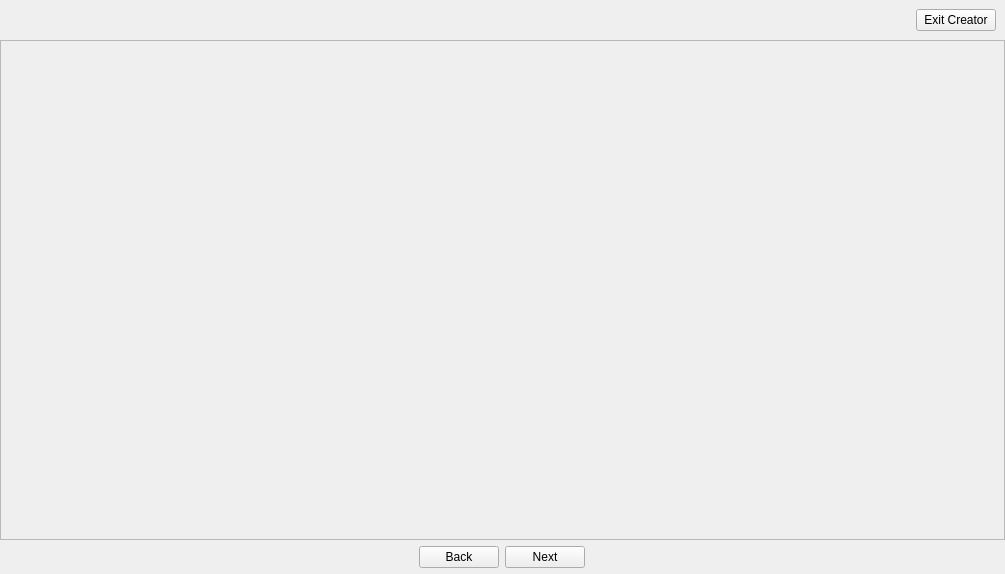
Qt form howdyCoder/ui/qtUiFiles/createWidget.ui (rmallow/howdyCoder) before a commit.
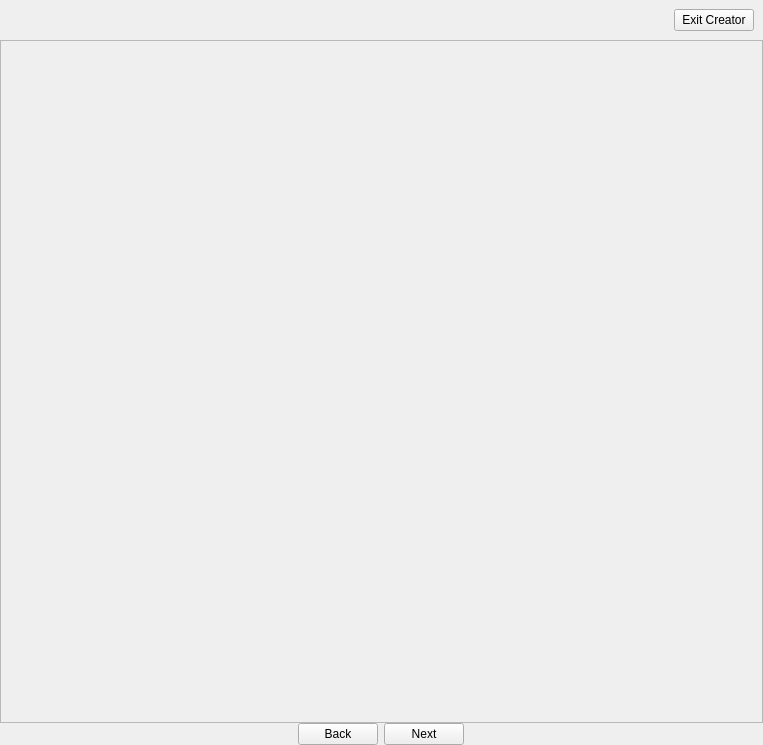
The same form after that commit. Custom widgets are drawn as their Qt base class.

```diff
--- a/howdyCoder/ui/qtUiFiles/createWidget.ui
+++ b/howdyCoder/ui/qtUiFiles/createWidget.ui
@@ -6,8 +6,8 @@
    <rect>
     <x>0</x>
     <y>0</y>
-    <width>1005</width>
-    <height>574</height>
+    <width>763</width>
+    <height>745</height>
    </rect>
   </property>
   <property name="sizePolicy">
@@ -119,11 +119,23 @@
        <rect>
         <x>0</x>
         <y>0</y>
-        <width>1003</width>
-        <height>494</height>
+        <width>761</width>
+        <height>667</height>
        </rect>
       </property>
       <layout class="QVBoxLayout" name="verticalLayout_2">
+       <property name="leftMargin">
+        <number>0</number>
+       </property>
+       <property name="topMargin">
+        <number>0</number>
+       </property>
+       <property name="rightMargin">
+        <number>0</number>
+       </property>
+       <property name="bottomMargin">
+        <number>0</number>
+       </property>
        <item>
         <widget class="QWidget" name="createWidgetBox" native="true">
          <property name="sizePolicy">
@@ -145,10 +157,10 @@
     <widget class="QWidget" name="buttonBox" native="true">
      <layout class="QHBoxLayout" name="horizontalLayout_2">
       <property name="topMargin">
-       <number>6</number>
+       <number>0</number>
       </property>
       <property name="bottomMargin">
-       <number>6</number>
+       <number>0</number>
       </property>
       <item>
        <widget class="QPushButton" name="backButton">
```
